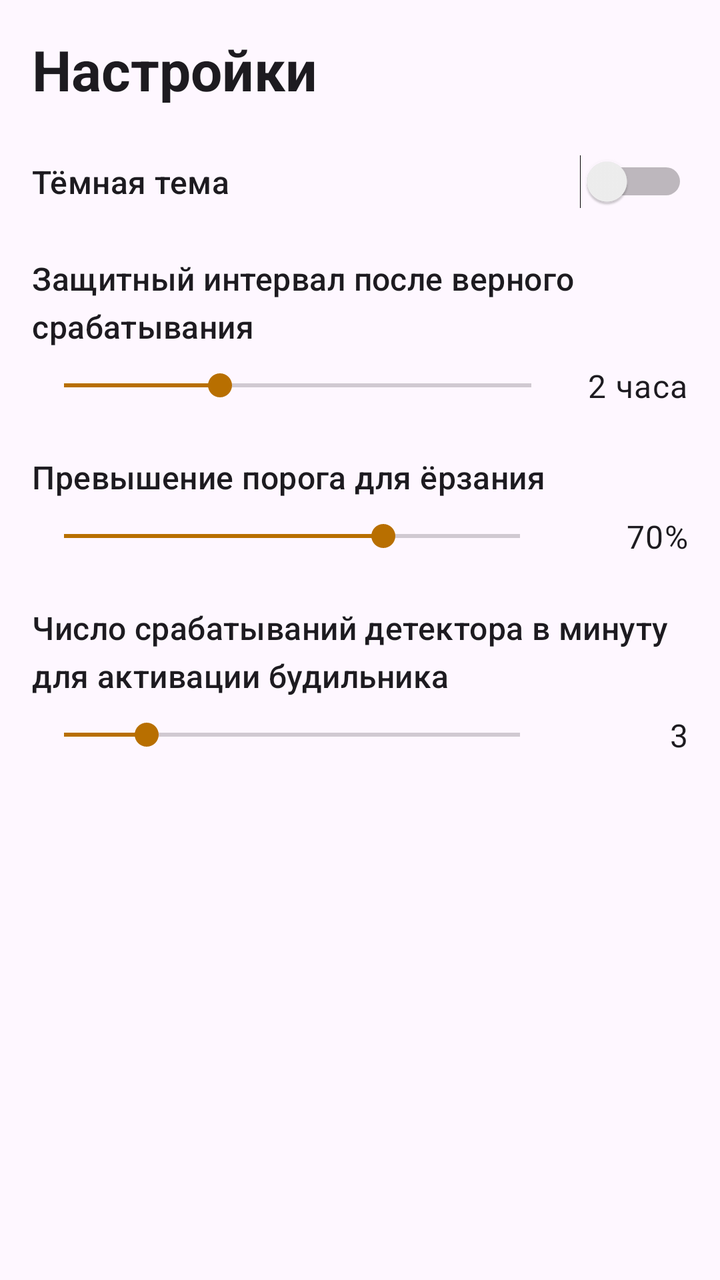
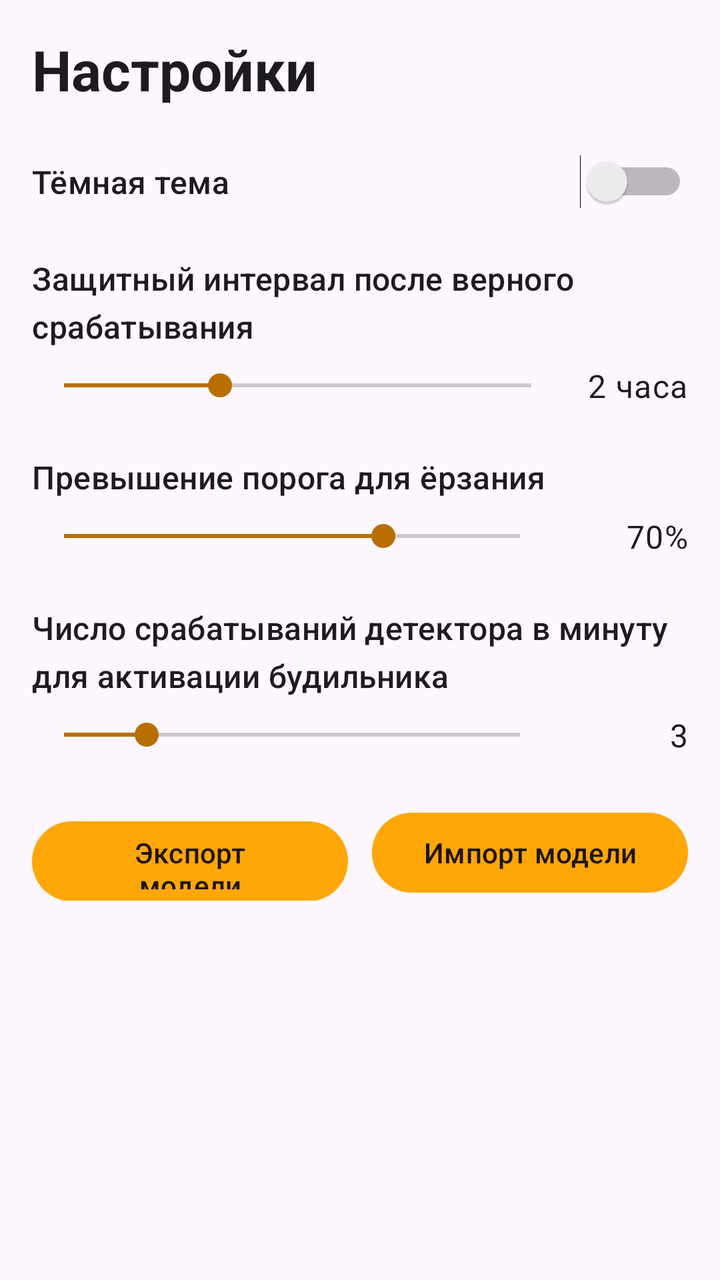

Two renders of the same Android screen: before a commit and after it. Below are the layout's source before the change and the commit's diff.
<!-- AndroidManifest.xml: application theme Theme.StopEnuresis -->
<!-- res/layout/fragment_settings.xml -->
<?xml version="1.0" encoding="utf-8"?>
<ScrollView xmlns:android="http://schemas.android.com/apk/res/android"
    xmlns:tools="http://schemas.android.com/tools"
    android:layout_width="match_parent"
    android:layout_height="match_parent"
    android:fillViewport="true"
    android:padding="16dp"
    tools:context=".ui.settings.SettingsFragment">

    <LinearLayout
        android:layout_width="match_parent"
        android:layout_height="wrap_content"
        android:orientation="vertical">

        <TextView
            android:id="@+id/tvSettingsTitle"
            android:layout_width="match_parent"
            android:layout_height="wrap_content"
            android:text="Настройки"
            android:textAppearance="?attr/textAppearanceHeadlineMedium"
            android:textStyle="bold" />

        <LinearLayout
            android:id="@+id/layoutDarkTheme"
            android:layout_width="match_parent"
            android:layout_height="wrap_content"
            android:layout_marginTop="24dp"
            android:gravity="center_vertical"
            android:orientation="horizontal">

            <TextView
                android:id="@+id/tvDarkThemeLabel"
                android:layout_width="0dp"
                android:layout_height="wrap_content"
                android:layout_weight="1"
                android:text="Тёмная тема"
                android:textAppearance="?attr/textAppearanceTitleMedium" />

            <Switch
                android:id="@+id/switchDarkTheme"
                android:layout_width="wrap_content"
                android:layout_height="wrap_content" />
        </LinearLayout>

        <TextView
            android:id="@+id/tvCooldownLabel"
            android:layout_width="match_parent"
            android:layout_height="wrap_content"
            android:layout_marginTop="24dp"
            android:text="Защитный интервал после верного срабатывания"
            android:textAppearance="?attr/textAppearanceTitleMedium" />

        <LinearLayout
            android:id="@+id/layoutCooldown"
            android:layout_width="match_parent"
            android:layout_height="wrap_content"
            android:layout_marginTop="8dp"
            android:gravity="center_vertical"
            android:orientation="horizontal">

            <SeekBar
                android:id="@+id/seekBarCooldown"
                android:layout_width="0dp"
                android:layout_height="wrap_content"
                android:layout_weight="1"
                android:max="6"
                android:progress="2" />

            <TextView
                android:id="@+id/tvCooldownValue"
                android:layout_width="wrap_content"
                android:layout_height="wrap_content"
                android:layout_marginStart="12dp"
                android:text="2 часа"
                android:textAppearance="?attr/textAppearanceBodyLarge" />
        </LinearLayout>

        <TextView
            android:id="@+id/tvRustlingThresholdExceedanceLabel"
            android:layout_width="match_parent"
            android:layout_height="wrap_content"
            android:layout_marginTop="24dp"
            android:text="@string/rustlingThresholdExceedance"
            android:textAppearance="?attr/textAppearanceTitleMedium" />

        <LinearLayout
            android:id="@+id/layoutRustlingThresholdExceedance"
            android:layout_width="match_parent"
            android:layout_height="wrap_content"
            android:layout_marginTop="8dp"
            android:gravity="center_vertical"
            android:orientation="horizontal">

            <SeekBar
                android:id="@+id/seekBarRustlingThresholdExceedance"
                android:layout_width="0dp"
                android:layout_height="wrap_content"
                android:layout_weight="1"
                android:max="100"
                android:progress="70" />

            <TextView
                android:id="@+id/tvRustlingThresholdExceedanceValue"
                android:layout_width="56dp"
                android:layout_height="wrap_content"
                android:layout_marginStart="12dp"
                android:gravity="end"
                android:text="@string/defaultRustlingThresholdExceedanceValue"
                android:textAppearance="?attr/textAppearanceBodyLarge" />
        </LinearLayout>

        <TextView
            android:id="@+id/tvAlarmRustlingDetectionsPerMinuteLabel"
            android:layout_width="match_parent"
            android:layout_height="wrap_content"
            android:layout_marginTop="24dp"
            android:text="@string/alarmRustlingDetectionsPerMinute"
            android:textAppearance="?attr/textAppearanceTitleMedium" />

        <LinearLayout
            android:id="@+id/layoutAlarmRustlingDetectionsPerMinute"
            android:layout_width="match_parent"
            android:layout_height="wrap_content"
            android:layout_marginTop="8dp"
            android:gravity="center_vertical"
            android:orientation="horizontal">

            <SeekBar
                android:id="@+id/seekBarAlarmRustlingDetectionsPerMinute"
                android:layout_width="0dp"
                android:layout_height="wrap_content"
                android:layout_weight="1"
                android:max="11"
                android:progress="2" />

            <TextView
                android:id="@+id/tvAlarmRustlingDetectionsPerMinuteValue"
                android:layout_width="56dp"
                android:layout_height="wrap_content"
                android:layout_marginStart="12dp"
                android:gravity="end"
                android:text="3"
                android:textAppearance="?attr/textAppearanceBodyLarge" />
        </LinearLayout>

    </LinearLayout>
</ScrollView>
<!-- resources referenced by this layout -->
<resources>
  <string name="alarmRustlingDetectionsPerMinute">Число срабатываний детектора в минуту для активации будильника</string>
  <string name="defaultRustlingThresholdExceedanceValue" formatted="false">70%</string>
  <string name="rustlingThresholdExceedance">Превышение порога для ёрзания</string>
  <style name="Theme.StopEnuresis" parent="Theme.Material3.DayNight.NoActionBar">
          <item name="colorPrimary">@color/brand_orange</item>
          <item name="colorOnPrimary">@color/brand_on_orange</item>
          <item name="colorPrimaryContainer">@color/brand_orange_light</item>
          <item name="colorOnPrimaryContainer">@color/brand_on_orange</item>
          <item name="colorSecondary">@color/brand_orange_dark</item>
          <item name="colorOnSecondary">@color/white</item>
          <item name="colorSurface">@color/brand_surface</item>
          <item name="colorOnSurface">@color/brand_on_orange</item>
          <item name="colorSurfaceVariant">@color/brand_surface_variant</item>
          <item name="colorOutline">@color/brand_outline</item>
          <item name="android:statusBarColor">?attr/colorSurface</item>
          <item name="android:navigationBarColor">?attr/colorSurface</item>
          <item name="android:windowLightStatusBar">true</item>
      </style>
  <color name="brand_orange">#FEA707</color>
  <color name="brand_on_orange">#FF1F1400</color>
  <color name="brand_orange_light">#FFF2CC</color>
  <color name="brand_orange_dark">#B86F00</color>
  <color name="white">#FFFFFFFF</color>
  <color name="brand_surface">#FFFFFFFF</color>
  <color name="brand_surface_variant">#FFFFF8EA</color>
  <color name="brand_outline">#FFD8A94A</color>
</resources>

<!-- the commit's change to res/layout/fragment_settings.xml (unified diff, before → after) -->
@@ -143,5 +143,28 @@
                 android:textAppearance="?attr/textAppearanceBodyLarge" />
         </LinearLayout>
 
+        <LinearLayout
+            android:id="@+id/layoutModelTransfer"
+            android:layout_width="match_parent"
+            android:layout_height="wrap_content"
+            android:layout_marginTop="24dp"
+            android:orientation="horizontal">
+
+            <Button
+                android:id="@+id/btnExportModel"
+                android:layout_width="0dp"
+                android:layout_height="48dp"
+                android:layout_weight="1"
+                android:text="@string/exportModel" />
+
+            <Button
+                android:id="@+id/btnImportModel"
+                android:layout_width="0dp"
+                android:layout_height="48dp"
+                android:layout_marginStart="12dp"
+                android:layout_weight="1"
+                android:text="@string/importModel" />
+        </LinearLayout>
+
     </LinearLayout>
 </ScrollView>
<!-- resource entries referenced after the edit -->
@@ -2,6 +2,8 @@
 <resources>
   <string name="alarmRustlingDetectionsPerMinute">Число срабатываний детектора в минуту для активации будильника</string>
   <string name="defaultRustlingThresholdExceedanceValue" formatted="false">70%</string>
+  <string name="exportModel">Экспорт модели</string>
+  <string name="importModel">Импорт модели</string>
   <string name="rustlingThresholdExceedance">Превышение порога для ёрзания</string>
   <style name="Theme.StopEnuresis" parent="Theme.Material3.DayNight.NoActionBar">
           <item name="colorPrimary">@color/brand_orange</item>
